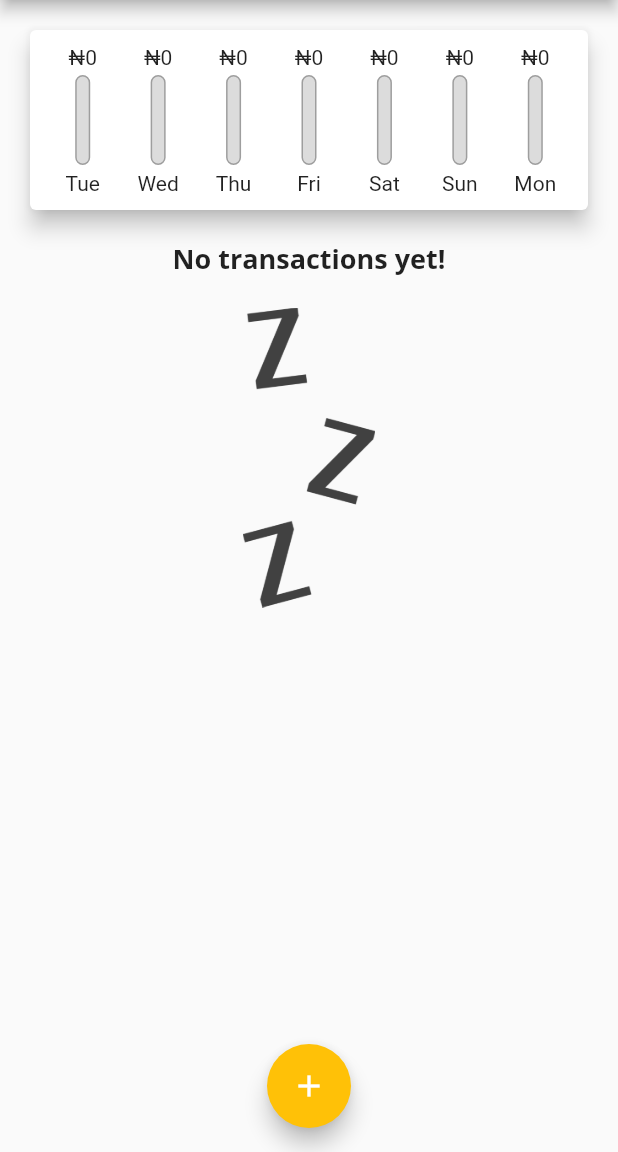
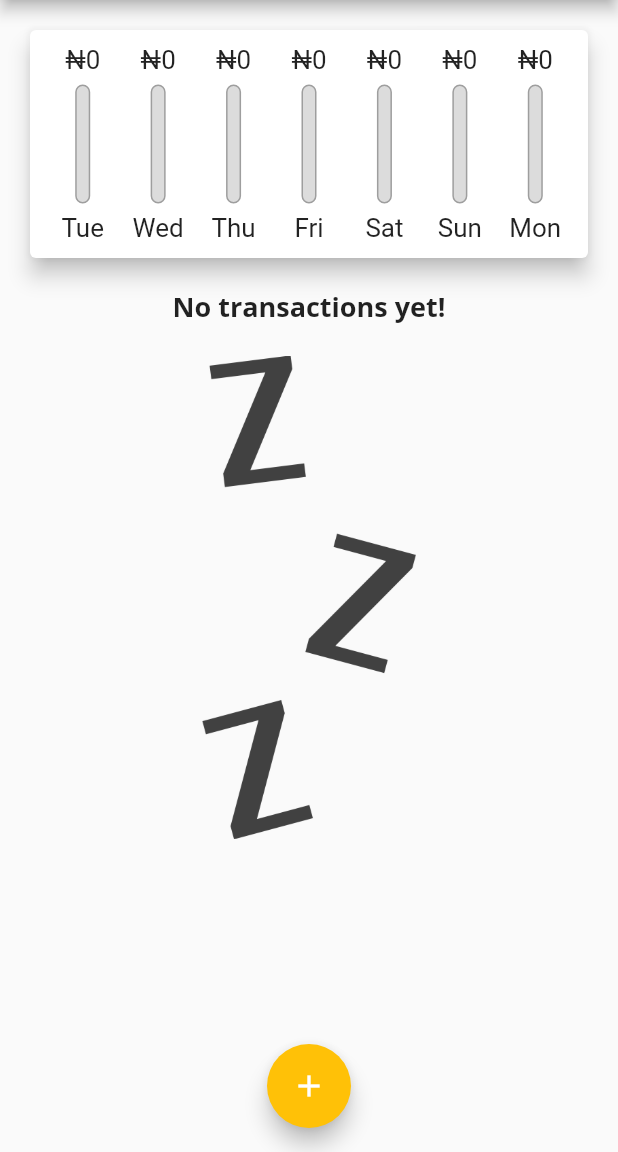
Before and after one commit to nonsocchi/Expense-Tracker-v1, a Flutter app: the screen it shows after launch, on a phone screen of 412 x 824 dp, the part 84-1236 px from its top. Run offline on Flutter 3.47's test engine with Material 2 defaults, Android fonts, the phone set to English and light mode, and no system bars.

Commit message:
landcape improvements and refactoring.

```diff
--- a/lib/main.dart
+++ b/lib/main.dart
@@ -49,6 +49,7 @@ class MyHomePage extends StatefulWidget {
 
 class _MyHomePageState extends State<MyHomePage> {
   final List<Transaction> _userTransactions = [];
+  bool _showChart = false;
 
   List<Transaction> get _recentTxns {
     return _userTransactions
@@ -64,7 +65,6 @@ class _MyHomePageState extends State<MyHomePage> {
         title: txTitle,
         amount: txAmount,
         date: chosenDate);
-
     setState(() => _userTransactions.add(newTx));
   }
 
@@ -85,8 +85,7 @@ class _MyHomePageState extends State<MyHomePage> {
 
   @override
   Widget build(BuildContext context) {
-    return Scaffold(
-      appBar: AppBar(
+    final myAppBar = AppBar(
       title: const Text('Expense Tracker'),
       actions: [
         IconButton(
@@ -94,14 +93,54 @@ class _MyHomePageState extends State<MyHomePage> {
           icon: const Icon(Icons.add),
         )
       ],
-      ),
+    );
+    final txnList = SizedBox(
+        height: (MediaQuery.of(context).size.height -
+                myAppBar.preferredSize.height -
+                MediaQuery.of(context).padding.top) *
+            0.7,
+        child: TransactionList(_userTransactions, _deleteTransaction));
+    final isLandscape =
+        MediaQuery.of(context).orientation == Orientation.landscape;
+    return Scaffold(
+      appBar: myAppBar,
       body: SingleChildScrollView(
         child: Column(
-          mainAxisAlignment: MainAxisAlignment.start,
-          crossAxisAlignment: CrossAxisAlignment.center,
+          crossAxisAlignment: CrossAxisAlignment.stretch,
           children: <Widget>[
-            Chart(_recentTxns),
-            TransactionList(_userTransactions, _deleteTransaction)
+            if (isLandscape)
+              Row(
+                // if landscape, show [_showChart] toggle
+                mainAxisAlignment: MainAxisAlignment.center,
+                children: [
+                  const Text('Show Chart'),
+                  Switch(
+                      value: _showChart,
+                      onChanged: (val) {
+                        setState(() {
+                          _showChart = val;
+                        });
+                      })
+                ],
+              ),
+            // two main widgets on homePage
+            if (!isLandscape) // if portrait mode?
+              SizedBox(
+                  height: (MediaQuery.of(context).size.height -
+                          myAppBar.preferredSize.height -
+                          MediaQuery.of(context).padding.top) *
+                      0.25,
+                  child: Chart(_recentTxns)),
+            if (!isLandscape) txnList,
+            if (isLandscape)
+              _showChart
+                  ? SizedBox(
+                      height: (MediaQuery.of(context).size.height -
+                              myAppBar.preferredSize.height -
+                              MediaQuery.of(context).padding.top) *
+                          0.7,
+                      child: Chart(_recentTxns))
+                  : txnList
           ],
         ),
       ),
--- a/lib/widgets/chart_bar.dart
+++ b/lib/widgets/chart_bar.dart
@@ -9,14 +9,18 @@ class ChartBar extends StatelessWidget {
 
   @override
   Widget build(BuildContext context) {
+    return LayoutBuilder(builder: (ctx, constraints) {
       return Column(
         children: [
-        FittedBox(child: Text('₦${spendingAmount.toStringAsFixed(0)}')),
-        const SizedBox(
-          height: 4.0,
+          SizedBox(
+              height: constraints.maxHeight * 0.15,
+              child: FittedBox(
+                  child: Text('₦${spendingAmount.toStringAsFixed(0)}'))),
+          SizedBox(
+            height: constraints.maxHeight * 0.05,
           ),
           SizedBox(
-          height: 60.0,
+            height: constraints.maxHeight * 0.6,
             width: 10.0,
             child: Stack(
               children: [
@@ -37,11 +41,14 @@ class ChartBar extends StatelessWidget {
               ],
             ),
           ),
-        const SizedBox(
-          height: 4.0,
+          SizedBox(
+            height: constraints.maxHeight * 0.05,
           ),
-        Text(label),
+          SizedBox(
+              height: constraints.maxHeight * 0.15,
+              child: FittedBox(child: Text(label))),
         ],
       );
+    });
   }
 }
--- a/lib/widgets/transactions_list.dart
+++ b/lib/widgets/transactions_list.dart
@@ -9,10 +9,12 @@ class TransactionList extends StatelessWidget {
   TransactionList(this.transactions, this.deleteTxn);
   @override
   Widget build(BuildContext context) {
-    return Container(
-        height: 300,
+    return Padding(
+      padding: const EdgeInsets.symmetric(horizontal: 15.0),
+      child: Container(
         child: transactions.isEmpty
-            ? Column(
+            ? LayoutBuilder(builder: (ctx, constraints) {
+                return Column(
                   children: [
                     Text(
                       'No transactions yet!',
@@ -23,14 +25,15 @@ class TransactionList extends StatelessWidget {
                     ),
                     // ignore: sized_box_for_whitespace
                     Container(
-                    height: 200,
+                      height: constraints.maxHeight * 0.6,
                       child: const Image(
                         fit: BoxFit.cover,
                         image: AssetImage('assets/images/waiting.png'),
                       ),
                     ),
                   ],
-              )
+                );
+              })
             : ListView.builder(
                 itemBuilder: (context, index) {
                   return Card(
@@ -74,6 +77,8 @@ class TransactionList extends StatelessWidget {
                   );
                 },
                 itemCount: transactions.length,
-              ));
+              ),
+      ),
+    );
   }
 }
```
Lines whose indentation alone changed are shown as unchanged.
